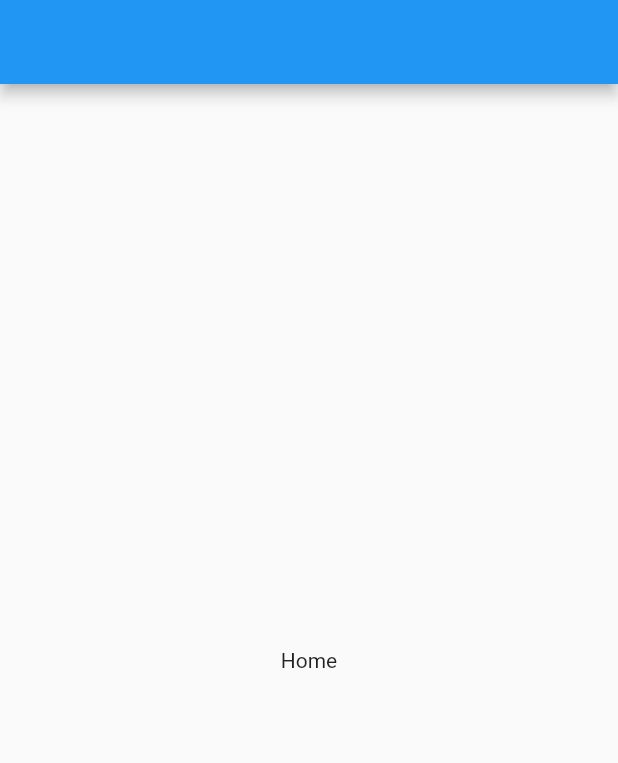
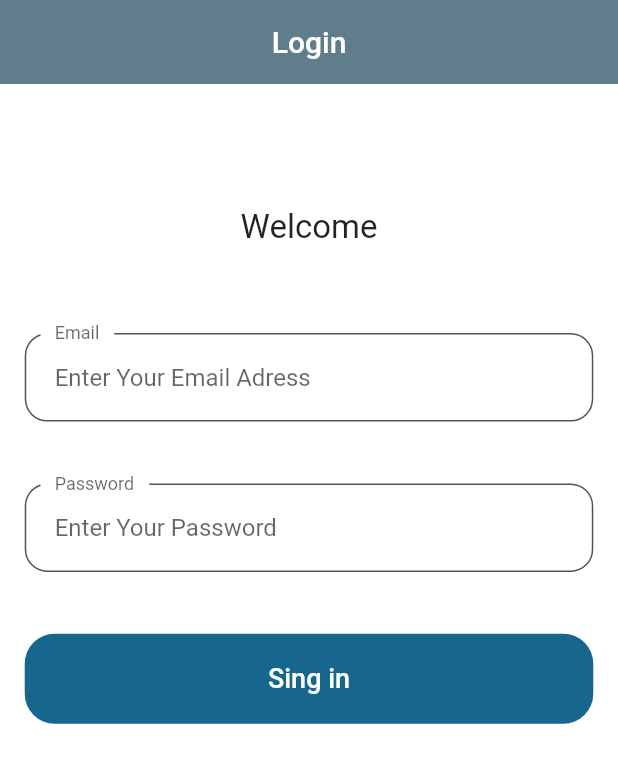
Before and after one commit to serkanagca34/flutter_provider, a Flutter app: the screen it shows after launch, on a phone screen of 412 x 824 dp. Shown: the top 763 px of the screen. Run offline on Flutter 3.47's test engine with Material 2 defaults, Android fonts, the phone set to English and light mode, and no system bars.

Commit message:
Login UI is done

```diff
--- /dev/null
+++ b/lib/constants/colors.dart
@@ -0,0 +1,6 @@
+import 'package:flutter/material.dart';
+
+const Color kBackroundColor = Color(0xFFFFFFFF);
+const Color kInputBorderColor = Color(0xFF545454);
+const Color kButtonColor = Color.fromARGB(255, 22, 102, 142);
+const Color kAppBarColor = Color.fromRGBO(96, 125, 139, 1);
--- a/lib/main.dart
+++ b/lib/main.dart
@@ -1,5 +1,5 @@
 import 'package:flutter/material.dart';
-import 'package:study_case/view/home_view.dart';
+import 'package:study_case/view/login_view.dart';
 
 void main() {
   runApp(MyApp());
@@ -11,7 +11,7 @@ class MyApp extends StatelessWidget {
     return MaterialApp(
       debugShowCheckedModeBanner: false,
       title: 'Study Case',
-      home: HomeView(),
+      home: LoginView(),
     );
   }
 }
--- /dev/null
+++ b/lib/view/login_view.dart
@@ -0,0 +1,112 @@
+import 'package:flutter/material.dart';
+import 'package:study_case/responsive_layout/custom_media_query.dart';
+import '../constants/colors.dart';
+
+class LoginView extends StatefulWidget {
+  @override
+  State<LoginView> createState() => _LoginViewState();
+}
+
+class _LoginViewState extends State<LoginView> {
+  TextEditingController _emailController = TextEditingController();
+  TextEditingController _passwordController = TextEditingController();
+
+  @override
+  Widget build(BuildContext context) {
+    SizeConfig().init(context);
+    return Scaffold(
+      backgroundColor: kBackroundColor,
+      appBar: AppBar(
+        backgroundColor: kAppBarColor,
+        elevation: 0,
+        title: Text('Login'),
+        centerTitle: true,
+      ),
+      body: loginForm,
+    );
+  }
+
+  Widget get loginForm {
+    return Form(
+      child: Padding(
+        padding: EdgeInsets.symmetric(horizontal: getScreenWidth(0.04)),
+        child: Column(
+          children: [
+            SizedBox(height: getScreenHeight(0.10)),
+            Text(
+              'Welcome',
+              style: TextStyle(fontSize: 22),
+            ),
+            SizedBox(height: getScreenHeight(0.07)),
+            // Email Address
+            TextFormField(
+              controller: _emailController,
+              keyboardType: TextInputType.emailAddress,
+              decoration: InputDecoration(
+                hintText: "Enter Your Email Adress",
+                label: Text("Email"),
+                floatingLabelBehavior: FloatingLabelBehavior.always,
+                enabledBorder: OutlineInputBorder(
+                  borderRadius: BorderRadius.circular(15),
+                  borderSide: BorderSide(color: kInputBorderColor),
+                  gapPadding: 10,
+                ),
+                focusedBorder: OutlineInputBorder(
+                  borderRadius: BorderRadius.circular(15),
+                  borderSide: BorderSide(color: kInputBorderColor),
+                  gapPadding: 10,
+                ),
+                contentPadding:
+                    EdgeInsets.symmetric(horizontal: 20, vertical: 20),
+              ),
+            ),
+            SizedBox(height: getScreenHeight(0.05)),
+            // Password
+            TextFormField(
+              controller: _passwordController,
+              keyboardType: TextInputType.visiblePassword,
+              decoration: InputDecoration(
+                hintText: "Enter Your Password",
+                label: Text("Password"),
+                floatingLabelBehavior: FloatingLabelBehavior.always,
+                enabledBorder: OutlineInputBorder(
+                  borderRadius: BorderRadius.circular(15),
+                  borderSide: BorderSide(color: kInputBorderColor),
+                  gapPadding: 10,
+                ),
+                focusedBorder: OutlineInputBorder(
+                  borderRadius: BorderRadius.circular(15),
+                  borderSide: BorderSide(color: kInputBorderColor),
+                  gapPadding: 10,
+                ),
+                contentPadding:
+                    EdgeInsets.symmetric(horizontal: 20, vertical: 20),
+              ),
+            ),
+            SizedBox(height: getScreenHeight(0.05)),
+            // Login Button
+            SizedBox(
+              width: double.infinity,
+              height: 60,
+              child: TextButton(
+                style: TextButton.styleFrom(
+                  shape: RoundedRectangleBorder(
+                      borderRadius: BorderRadius.circular(20)),
+                  backgroundColor: kButtonColor,
+                ),
+                child: Text(
+                  "Sing in",
+                  style: TextStyle(
+                    fontSize: 18,
+                    color: Colors.white,
+                  ),
+                ),
+                onPressed: () {},
+              ),
+            ),
+          ],
+        ),
+      ),
+    );
+  }
+}
```
